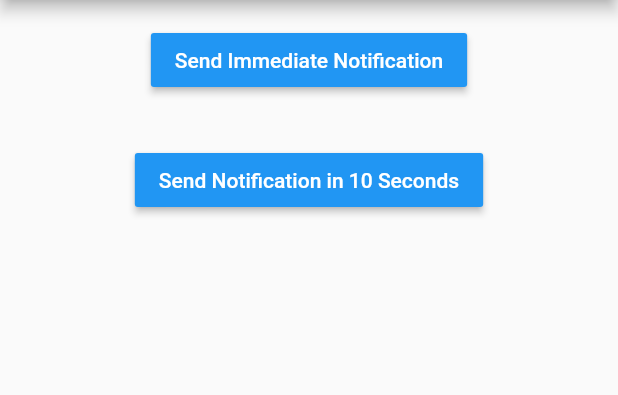
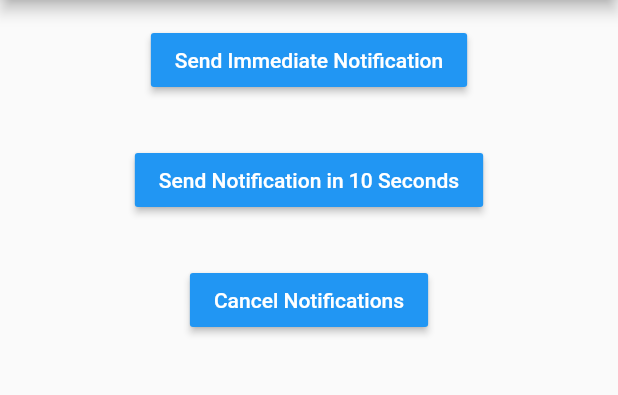
Before and after one commit to maydev99/notif2, a Flutter app: the screen it shows after launch, on a phone screen of 412 x 824 dp, the part 84-479 px from its top. Run offline on Flutter 3.47's test engine with Material 2 defaults, Android fonts, the light colour scheme and no system bars; our stand-ins replace awesome_notifications.

Commit message:
Added Cancel Notifications

```diff
--- a/lib/home_page.dart
+++ b/lib/home_page.dart
@@ -129,6 +129,19 @@ class _HomePageState extends State<HomePage> {
               ),
             ),
           ),
+          Padding(
+            padding: const EdgeInsets.all(16.0),
+            child: Center(
+              child: MaterialButton(
+                onPressed: () {
+                  cancelScheduledNotifications();
+                },
+                child: const Text('Cancel Notifications'),
+                color: Colors.blue,
+                textColor: Colors.white,
+              ),
+            ),
+          ),
 
         ],
       ),
--- a/lib/notifications.dart
+++ b/lib/notifications.dart
@@ -45,4 +45,10 @@ Future<void> createDelayedBikeNotification() async {
     ),
 
   );
+
+
 }
+
+Future<void> cancelScheduledNotifications() async {
+  await AwesomeNotifications().cancelAllSchedules();
+}
```
